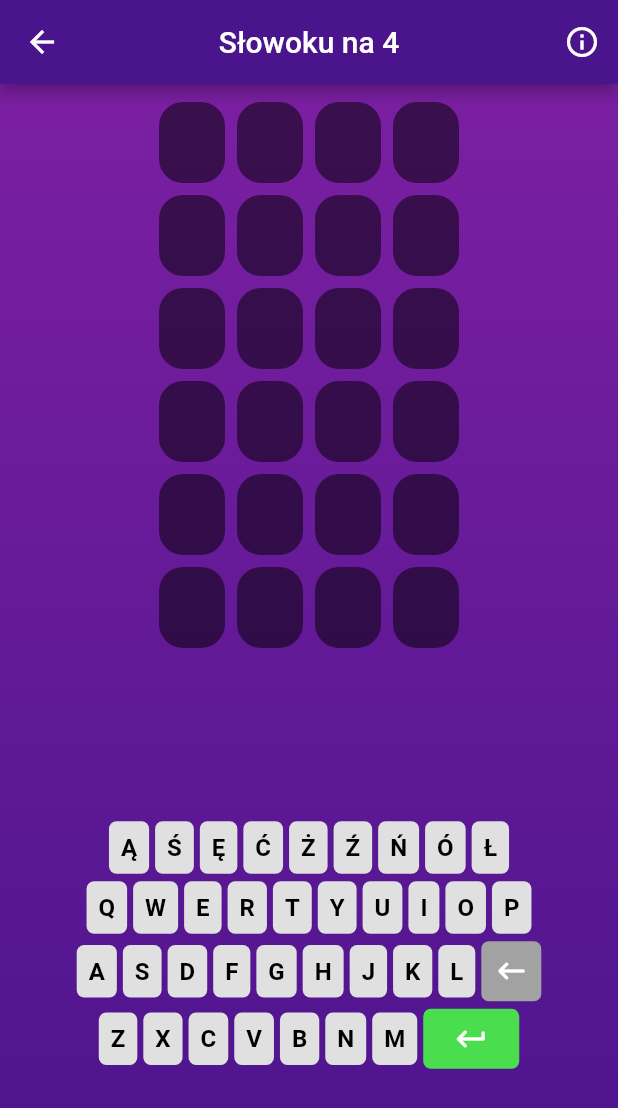
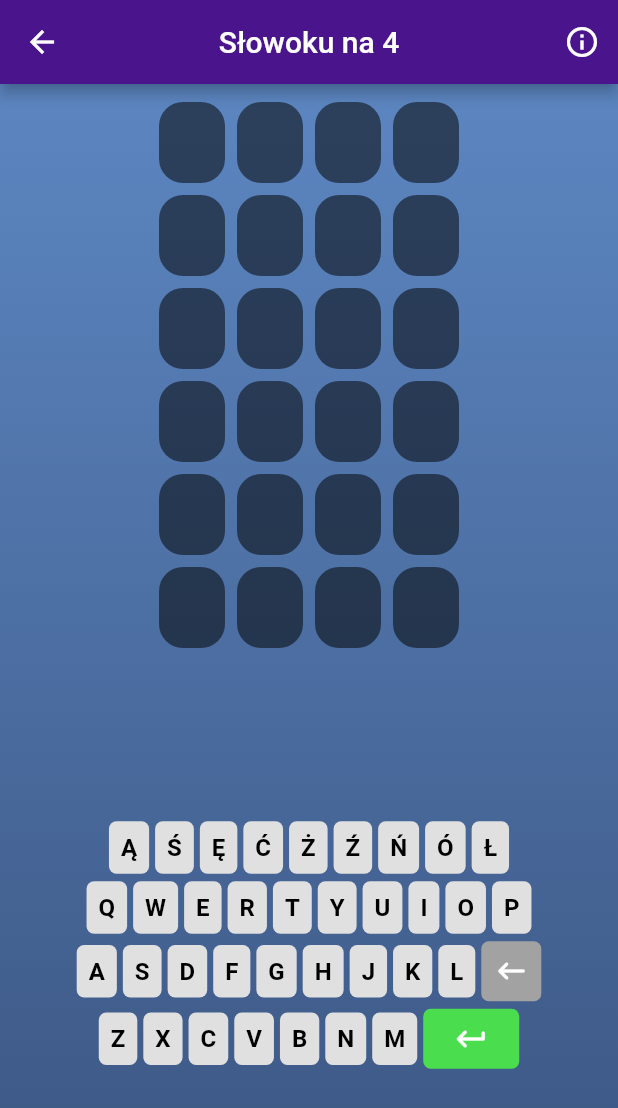
Before and after one commit to MarekRudzki/Slowotok, a Flutter app: the screen it shows after launch, after a tap on an icon or button, on a phone screen of 412 x 824 dp. Shown: the top 1108 px of the screen. Run offline on Flutter 3.47's test engine with Material 2 defaults, Android fonts, the phone set to English and light mode, and no system bars.

Commit message:
Adjust home screen

```diff
--- a/lib/screens/home_screen/home_screen.dart
+++ b/lib/screens/home_screen/home_screen.dart
@@ -1,5 +1,7 @@
 import 'package:flutter/material.dart';
 import 'package:flutter/services.dart';
+import 'package:slowotok/screens/home_screen/widgets/word_total_tries.dart';
+import 'package:slowotok/services/constants.dart';
 
 import 'widgets/word_length_picker.dart';
 import 'widgets/menu_button.dart';
@@ -40,11 +42,11 @@ class HomeScreen extends StatelessWidget {
       child: SafeArea(
         child: Scaffold(
           body: Container(
-            decoration: BoxDecoration(
+            decoration: const BoxDecoration(
               gradient: LinearGradient(
                 colors: [
-                  Colors.purple.shade700,
-                  Colors.purple.shade900,
+                  Constants.gradientBackgroundLighter,
+                  Constants.gradientBackgroundDarker,
                 ],
                 begin: Alignment.topCenter,
                 end: Alignment.bottomCenter,
@@ -55,33 +57,53 @@ class HomeScreen extends StatelessWidget {
               children: [
                 Padding(
                   padding: const EdgeInsets.all(15.0),
-                  child: Center(
-                    child: Placeholder(
-                      //TODO add app icon
-                      fallbackHeight: MediaQuery.of(context).size.height * 0.25,
-                      fallbackWidth: double.infinity,
-                      color: Colors.red,
+                  child: Material(
+                    color: Colors.transparent,
+                    elevation: 25,
+                    child: Center(
+                      child: Image.asset(
+                        'assets/icon.png',
+                      ),
                     ),
                   ),
                 ),
-                const WordLengthPicker(),
-                const SizedBox(
-                  height: 40,
+                Padding(
+                  padding: const EdgeInsets.all(15),
+                  child: Container(
+                    padding: const EdgeInsets.all(
+                      15,
+                    ),
+                    decoration: BoxDecoration(
+                      borderRadius: BorderRadius.circular(15),
+                      border: Border.all(
+                        color: Colors.green,
+                        width: 5,
+                      ),
+                    ),
+                    child: Column(
+                      children: [
+                        const WordLengthPicker(),
+                        const SizedBox(height: 15),
+                        const WordTotalTries(),
+                        const SizedBox(height: 20),
+                        MenuButton(
+                          text: 'Graj',
+                          onPressed: () {},
+                        )
+                      ],
+                    ),
+                  ),
                 ),
                 MenuButton(
                   text: 'Jak grać?',
                   onPressed: () {},
                 ),
-                const Spacer(),
                 MenuButton(
                   text: 'Wyjdź z aplikacji',
                   onPressed: () {
                     SystemNavigator.pop();
                   },
                 ),
-                SizedBox(
-                  height: MediaQuery.of(context).size.height * 0.05,
-                )
               ],
             ),
           ),
--- a/lib/screens/home_screen/widgets/menu_button.dart
+++ b/lib/screens/home_screen/widgets/menu_button.dart
@@ -14,7 +14,7 @@ class MenuButton extends StatelessWidget {
   Widget build(BuildContext context) {
     return InkWell(
       child: Container(
-        padding: const EdgeInsets.symmetric(horizontal: 50, vertical: 20),
+        padding: const EdgeInsets.symmetric(horizontal: 35, vertical: 15),
         decoration: BoxDecoration(
           borderRadius: BorderRadius.circular(25),
           color: Colors.green,
--- a/lib/screens/home_screen/widgets/word_length_button.dart
+++ b/lib/screens/home_screen/widgets/word_length_button.dart
@@ -1,4 +1,5 @@
 import 'package:flutter/material.dart';
+import 'package:slowotok/services/constants.dart';
 
 class WordLengthButton extends StatelessWidget {
   const WordLengthButton({
@@ -12,14 +13,24 @@ class WordLengthButton extends StatelessWidget {
 
   @override
   Widget build(BuildContext context) {
-    return TextButton(
-      style: const ButtonStyle().copyWith(
-        backgroundColor: MaterialStateProperty.all(Colors.green),
-      ),
-      onPressed: onPressed,
-      child: Text(
-        length,
-        style: const TextStyle(fontSize: 20),
+    return InkWell(
+      onTap: onPressed,
+      child: Container(
+        width: 44,
+        height: 54,
+        decoration: BoxDecoration(
+          borderRadius: BorderRadius.circular(16),
+          color: Constants.noLetterInWordColor,
+        ),
+        child: Center(
+          child: Text(
+            length,
+            style: const TextStyle(
+              fontSize: 20,
+              fontWeight: FontWeight.bold,
+            ),
+          ),
+        ),
       ),
     );
   }
--- a/lib/screens/home_screen/widgets/word_length_picker.dart
+++ b/lib/screens/home_screen/widgets/word_length_picker.dart
@@ -16,17 +16,6 @@ class WordLengthPicker extends StatelessWidget {
       padding: const EdgeInsets.symmetric(
         horizontal: 15,
       ),
-      child: Container(
-        padding: const EdgeInsets.all(
-          15,
-        ),
-        decoration: BoxDecoration(
-          borderRadius: BorderRadius.circular(15),
-          border: Border.all(
-            color: Colors.green,
-            width: 5,
-          ),
-        ),
       child: Column(
         children: [
           const Center(
@@ -43,7 +32,7 @@ class WordLengthPicker extends StatelessWidget {
               top: 10,
             ),
             child: Row(
-                mainAxisAlignment: MainAxisAlignment.spaceBetween,
+              mainAxisAlignment: MainAxisAlignment.spaceAround,
               children: [
                 WordLengthButton(
                   length: '4',
@@ -142,7 +131,6 @@ class WordLengthPicker extends StatelessWidget {
           ),
         ],
       ),
-      ),
     );
   }
 }
--- /dev/null
+++ b/lib/screens/home_screen/widgets/word_total_tries.dart
@@ -0,0 +1,53 @@
+import 'package:flutter/material.dart';
+
+import 'package:slowotok/screens/home_screen/widgets/word_length_button.dart';
+
+class WordTotalTries extends StatelessWidget {
+  const WordTotalTries({
+    super.key,
+  });
+
+  @override
+  Widget build(BuildContext context) {
+    return Padding(
+      padding: const EdgeInsets.symmetric(
+        horizontal: 15,
+      ),
+      child: Column(
+        children: [
+          const Center(
+            child: Text(
+              'Wybierz liczbę prób',
+              style: TextStyle(
+                fontSize: 18,
+                fontWeight: FontWeight.w700,
+              ),
+            ),
+          ),
+          Padding(
+            padding: const EdgeInsets.only(
+              top: 10,
+            ),
+            child: Row(
+              mainAxisAlignment: MainAxisAlignment.spaceAround,
+              children: [
+                WordLengthButton(
+                  length: '4', //TODO pick total tries - add logic
+                  onPressed: () async {},
+                ),
+                WordLengthButton(
+                  length: '5',
+                  onPressed: () async {},
+                ),
+                WordLengthButton(
+                  length: '6',
+                  onPressed: () async {},
+                ),
+              ],
+            ),
+          ),
+        ],
+      ),
+    );
+  }
+}
--- a/lib/screens/wordle_screen/widgets/keyboard_button.dart
+++ b/lib/screens/wordle_screen/widgets/keyboard_button.dart
@@ -34,7 +34,7 @@ class KeyboardButton extends StatelessWidget {
                 ),
               ),
         content: isWinner
-            ? const Text('Udało Ci się odgadnąć słowo')
+            ? const Text('Udało Ci się odgadnąć hasło')
             : Column(
                 mainAxisSize: MainAxisSize.min,
                 children: [
--- a/lib/screens/wordle_screen/wordle_screen.dart
+++ b/lib/screens/wordle_screen/wordle_screen.dart
@@ -2,6 +2,7 @@ import 'package:flutter/material.dart';
 
 import 'package:provider/provider.dart';
 
+import '../../services/constants.dart';
 import '/services/words_provider.dart';
 import 'widgets/letters_grid.dart';
 import 'widgets/keyboard.dart';
@@ -84,9 +85,12 @@ class WordleScreen extends StatelessWidget {
           ),
           body: Container(
             width: double.infinity,
-            decoration: BoxDecoration(
+            decoration: const BoxDecoration(
               gradient: LinearGradient(
-                colors: [Colors.purple.shade700, Colors.purple.shade900],
+                colors: [
+                  Constants.gradientBackgroundLighter,
+                  Constants.gradientBackgroundDarker,
+                ],
                 begin: Alignment.topCenter,
                 end: Alignment.bottomCenter,
               ),
--- a/lib/services/constants.dart
+++ b/lib/services/constants.dart
@@ -6,4 +6,9 @@ class Constants {
   static const Color correctLetterColor = Color.fromARGB(255, 74, 222, 79);
   static const Color wrongLetterColor = Color.fromARGB(255, 225, 193, 51);
   static const Color noLetterInWordColor = Color.fromARGB(255, 97, 97, 97);
+
+  static const Color gradientBackgroundLighter =
+      Color.fromARGB(255, 92, 134, 193);
+  static const Color gradientBackgroundDarker =
+      Color.fromARGB(255, 59, 85, 129);
 }
--- a/lib/services/words_provider.dart
+++ b/lib/services/words_provider.dart
@@ -70,7 +70,6 @@ class WordsProvider with ChangeNotifier {
 
     final random = Random();
     final randomWord = convertedList[random.nextInt(convertedList.length)];
-
     setCorrectWord(randomWord);
 
     return randomWord;
--- a/pubspec.yaml
+++ b/pubspec.yaml
@@ -29,3 +29,4 @@ flutter:
     - assets/5_letter_words.txt
     - assets/6_letter_words.txt
     - assets/7_letter_words.txt
+    - assets/icon.png
```
Also changed, not shown: assets/Icon.png (added). Lines whose indentation alone changed are shown as unchanged.
